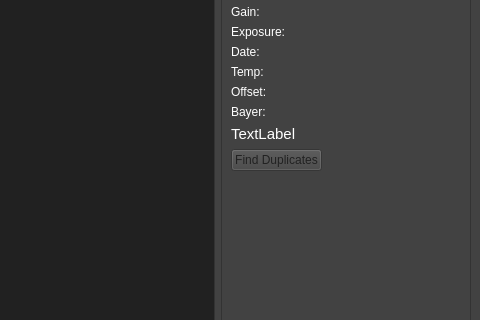
This is src/mainwindow.ui in AstrocatApp/AstrocatApp as Qt 5 draws it before an edit; both pictures show x 320 to 800 and y 193 to 513 of the 800 by 600 pixel window. The edited form follows.
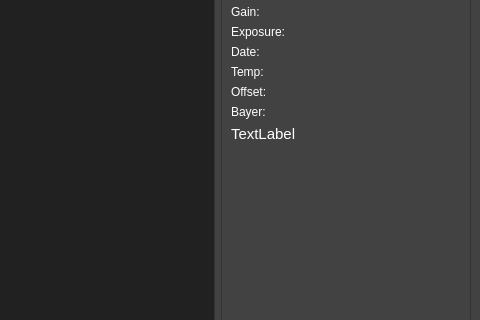
This is the edited form.

Commit message: Removed Find Duplicates button

The edit to the form file:
```diff
--- a/src/mainwindow.ui
+++ b/src/mainwindow.ui
@@ -779,19 +779,6 @@
            </property>
           </widget>
          </item>
-         <item row="15" column="0">
-          <widget class="QPushButton" name="duplicatesButton">
-           <property name="enabled">
-            <bool>false</bool>
-           </property>
-           <property name="toolTip">
-            <string>Feature Coming Soon</string>
-           </property>
-           <property name="text">
-            <string>Find Duplicates</string>
-           </property>
-          </widget>
-         </item>
         </layout>
        </widget>
       </item>
```
